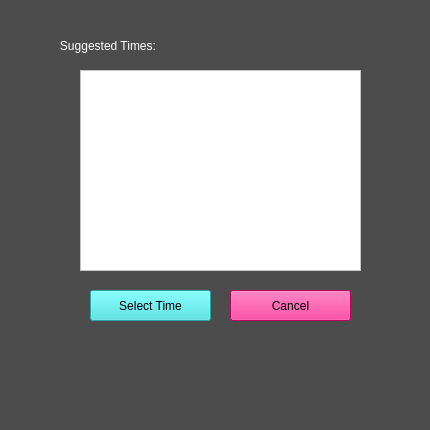
Qt form suggested_time.ui (allenh1/timefuse-client) before a commit.
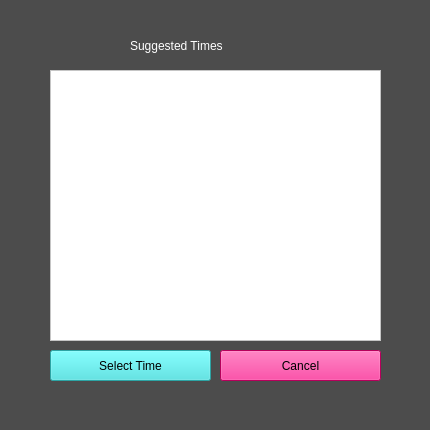
The same form after that commit.

What changed in the file:
```diff
--- a/suggested_time.ui
+++ b/suggested_time.ui
@@ -30,9 +30,9 @@
   <widget class="QPushButton" name="back_button">
    <property name="geometry">
     <rect>
-     <x>230</x>
-     <y>290</y>
-     <width>121</width>
+     <x>220</x>
+     <y>350</y>
+     <width>161</width>
      <height>31</height>
     </rect>
    </property>
@@ -47,9 +47,9 @@
   <widget class="QPushButton" name="select_time">
    <property name="geometry">
     <rect>
-     <x>90</x>
-     <y>290</y>
-     <width>121</width>
+     <x>50</x>
+     <y>350</y>
+     <width>161</width>
      <height>31</height>
     </rect>
    </property>
@@ -64,10 +64,10 @@
   <widget class="QListWidget" name="list_times">
    <property name="geometry">
     <rect>
-     <x>80</x>
+     <x>50</x>
      <y>70</y>
-     <width>281</width>
-     <height>201</height>
+     <width>331</width>
+     <height>271</height>
     </rect>
    </property>
    <property name="styleSheet">
@@ -77,7 +77,7 @@
   <widget class="QLabel" name="label">
    <property name="geometry">
     <rect>
-     <x>50</x>
+     <x>130</x>
      <y>30</y>
      <width>181</width>
      <height>31</height>
@@ -88,7 +88,7 @@
 font: 15pt &quot;Courier&quot;;</string>
    </property>
    <property name="text">
-    <string>   Suggested Times:</string>
+    <string>Suggested Times</string>
    </property>
   </widget>
  </widget>
```
Left out of the diff: 10 changed lines with no effect on the pictures.
